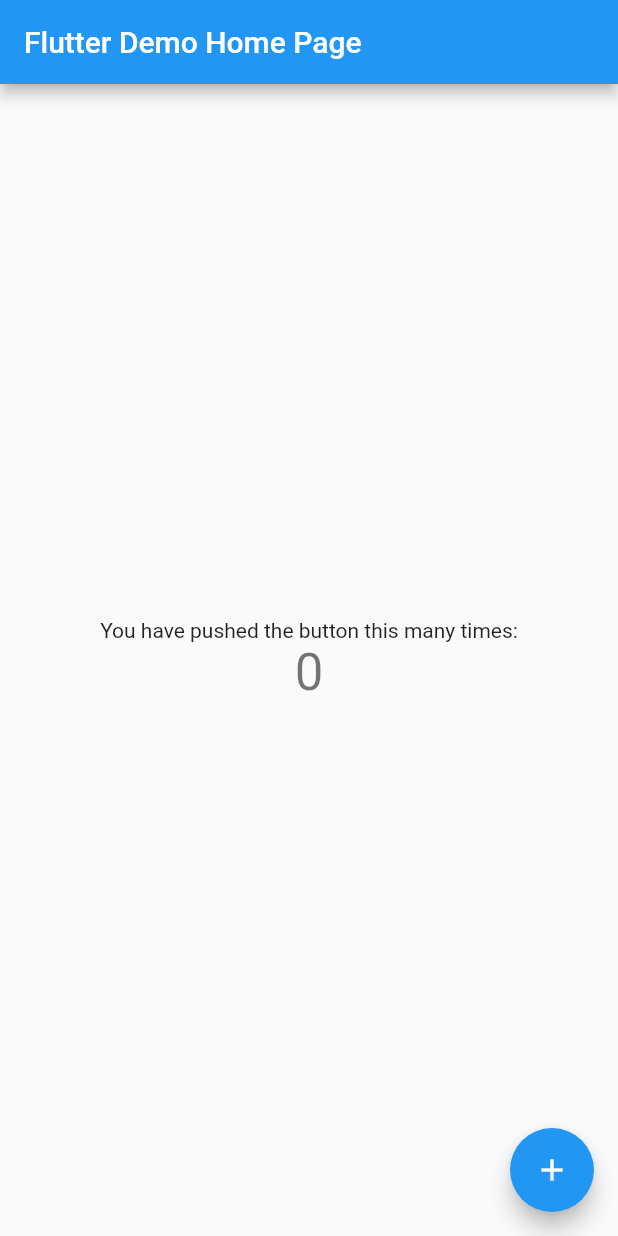
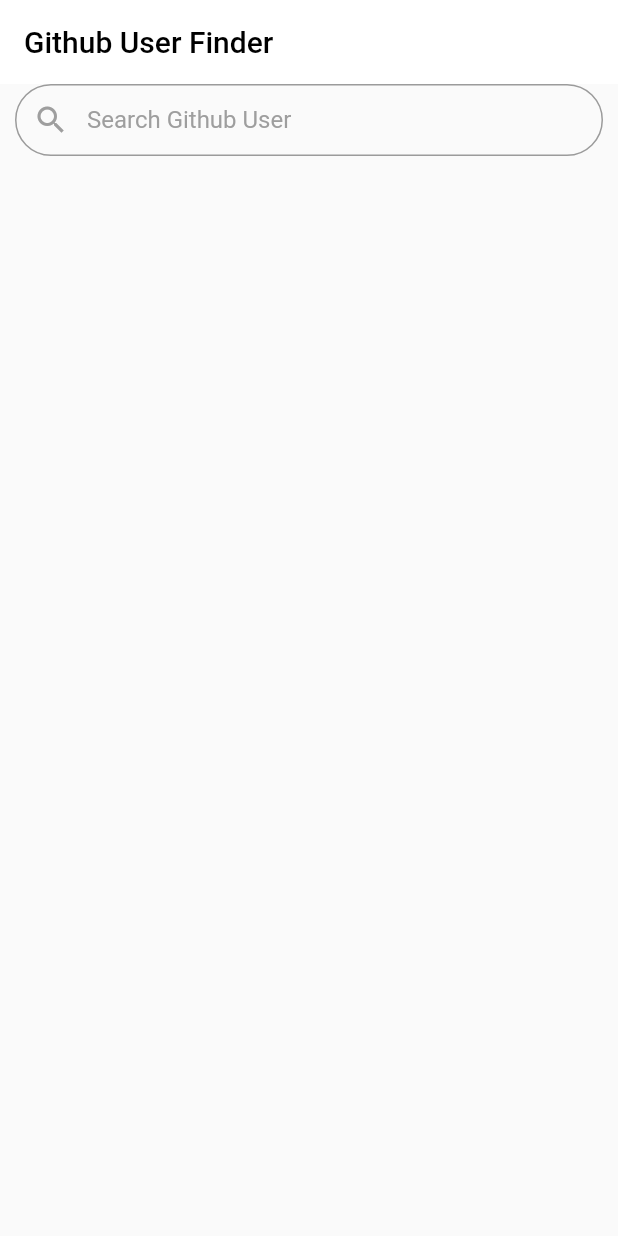
Before and after one commit to adeputraprimasuhendri/flutter-github-search, a Flutter app: the screen it shows after launch, on a phone screen of 412 x 824 dp. Run offline on Flutter 3.47's test engine with Material 2 defaults, Android fonts, the phone set to English and light mode, and no system bars; our stand-ins replace dio.

Commit message:
Add Model, Provider, Screen, Widget, Service

```diff
--- a/lib/main.dart
+++ b/lib/main.dart
@@ -1,113 +1,24 @@
 import 'package:flutter/material.dart';
+import 'package:flutter_github_search/providers/search_provider.dart';
+import 'package:flutter_github_search/screens/search_screen.dart';
+import 'package:provider/provider.dart';
 
 void main() {
   runApp(MyApp());
 }
 
 class MyApp extends StatelessWidget {
-  // This widget is the root of your application.
   @override
   Widget build(BuildContext context) {
     return MaterialApp(
-      title: 'Flutter Demo',
-      theme: ThemeData(
-        // This is the theme of your application.
-        //
-        // Try running your application with "flutter run". You'll see the
-        // application has a blue toolbar. Then, without quitting the app, try
-        // changing the primarySwatch below to Colors.green and then invoke
-        // "hot reload" (press "r" in the console where you ran "flutter run",
-        // or simply save your changes to "hot reload" in a Flutter IDE).
-        // Notice that the counter didn't reset back to zero; the application
-        // is not restarted.
-        primarySwatch: Colors.blue,
-      ),
-      home: MyHomePage(title: 'Flutter Demo Home Page'),
+      debugShowCheckedModeBanner: false,
+      initialRoute: HomeScreen.route,
+      routes: {
+        HomeScreen.route: (context) => ChangeNotifierProvider<SearchProvider>(
+              create: (context) => SearchProvider(),
+              child: HomeScreen(),
+            ),
+      },
     );
   }
 }
-
-class MyHomePage extends StatefulWidget {
-  MyHomePage({Key key, this.title}) : super(key: key);
-
-  // This widget is the home page of your application. It is stateful, meaning
-  // that it has a State object (defined below) that contains fields that affect
-  // how it looks.
-
-  // This class is the configuration for the state. It holds the values (in this
-  // case the title) provided by the parent (in this case the App widget) and
-  // used by the build method of the State. Fields in a Widget subclass are
-  // always marked "final".
-
-  final String title;
-
-  @override
-  _MyHomePageState createState() => _MyHomePageState();
-}
-
-class _MyHomePageState extends State<MyHomePage> {
-  int _counter = 0;
-
-  void _incrementCounter() {
-    setState(() {
-      // This call to setState tells the Flutter framework that something has
-      // changed in this State, which causes it to rerun the build method below
-      // so that the display can reflect the updated values. If we changed
-      // _counter without calling setState(), then the build method would not be
-      // called again, and so nothing would appear to happen.
-      _counter++;
-    });
-  }
-
-  @override
-  Widget build(BuildContext context) {
-    // This method is rerun every time setState is called, for instance as done
-    // by the _incrementCounter method above.
-    //
-    // The Flutter framework has been optimized to make rerunning build methods
-    // fast, so that you can just rebuild anything that needs updating rather
-    // than having to individually change instances of widgets.
-    return Scaffold(
-      appBar: AppBar(
-        // Here we take the value from the MyHomePage object that was created by
-        // the App.build method, and use it to set our appbar title.
-        title: Text(widget.title),
-      ),
-      body: Center(
-        // Center is a layout widget. It takes a single child and positions it
-        // in the middle of the parent.
-        child: Column(
-          // Column is also a layout widget. It takes a list of children and
-          // arranges them vertically. By default, it sizes itself to fit its
-          // children horizontally, and tries to be as tall as its parent.
-          //
-          // Invoke "debug painting" (press "p" in the console, choose the
-          // "Toggle Debug Paint" action from the Flutter Inspector in Android
-          // Studio, or the "Toggle Debug Paint" command in Visual Studio Code)
-          // to see the wireframe for each widget.
-          //
-          // Column has various properties to control how it sizes itself and
-          // how it positions its children. Here we use mainAxisAlignment to
-          // center the children vertically; the main axis here is the vertical
-          // axis because Columns are vertical (the cross axis would be
-          // horizontal).
-          mainAxisAlignment: MainAxisAlignment.center,
-          children: <Widget>[
-            Text(
-              'You have pushed the button this many times:',
-            ),
-            Text(
-              '$_counter',
-              style: Theme.of(context).textTheme.headline4,
-            ),
-          ],
-        ),
-      ),
-      floatingActionButton: FloatingActionButton(
-        onPressed: _incrementCounter,
-        tooltip: 'Increment',
-        child: Icon(Icons.add),
-      ), // This trailing comma makes auto-formatting nicer for build methods.
-    );
-  }
-}
--- /dev/null
+++ b/lib/providers/search_provider.dart
@@ -0,0 +1,20 @@
+import 'package:flutter/cupertino.dart';
+import 'package:flutter_github_search/models/search_model.dart';
+import 'package:flutter_github_search/services/search_service.dart';
+
+class SearchProvider extends ChangeNotifier {
+  final TextEditingController textsearch = new TextEditingController();
+  final SearchService _searchservice = SearchService();
+  SearchModel result;
+  bool loading = false;
+
+  Search() async {
+    result = null;
+    loading = true;
+    notifyListeners();
+    result = await _searchservice.searchUser(
+        username: textsearch.text, per_page: "20");
+    loading = false;
+    notifyListeners();
+  }
+}
--- /dev/null
+++ b/lib/screens/search_screen.dart
@@ -0,0 +1,67 @@
+import 'package:flutter/cupertino.dart';
+import 'package:flutter/material.dart';
+import 'package:flutter_github_search/providers/search_provider.dart';
+import 'package:flutter_github_search/widgets/list_search.dart';
+import 'package:flutter_github_search/widgets/text_search.dart';
+import 'package:provider/provider.dart';
+
+class HomeScreen extends StatefulWidget {
+  static const String route = 'searchScreen';
+  @override
+  _HomeScreenState createState() => _HomeScreenState();
+}
+
+class _HomeScreenState extends State<HomeScreen> {
+  @override
+  Widget build(BuildContext context) {
+    final provider = Provider.of<SearchProvider>(context, listen: true);
+    return Scaffold(
+      appBar: AppBar(
+        title: Text(
+          'Github User Finder',
+          style: TextStyle(
+            color: Colors.black,
+          ),
+        ),
+        backgroundColor: Colors.white,
+        elevation: 0,
+      ),
+      body: SafeArea(
+        child: Container(
+          padding: EdgeInsets.symmetric(
+            horizontal: 10,
+          ),
+          child: Stack(
+            children: [
+              CustomScrollView(
+                slivers: [
+                  SliverToBoxAdapter(
+                    child: TextSearch(
+                      controller: provider.textsearch,
+                      action: (value) => provider.Search(),
+                    ),
+                  ),
+                  Consumer<SearchProvider>(builder: (context, provider, _) {
+                    return ListSearch(
+                      result: provider.result,
+                    );
+                  }),
+                ],
+              ),
+              Consumer<SearchProvider>(builder: (context, provider, _) {
+                return provider.loading
+                    ? Padding(
+                        padding: const EdgeInsets.all(18.0),
+                        child: Center(
+                          child: CircularProgressIndicator(),
+                        ),
+                      )
+                    : Container();
+              })
+            ],
+          ),
+        ),
+      ),
+    );
+  }
+}
--- /dev/null
+++ b/lib/widgets/text_search.dart
@@ -0,0 +1,42 @@
+import 'package:flutter/material.dart';
+
+class TextSearch extends StatelessWidget {
+  final controller;
+  final action;
+  final validator;
+
+  const TextSearch({Key key, this.controller, this.action, this.validator})
+      : super(key: key);
+
+  @override
+  Widget build(BuildContext context) {
+    return TextFormField(
+      onFieldSubmitted: action,
+      controller: controller,
+      textInputAction: TextInputAction.search,
+      decoration: InputDecoration(
+        hintText: 'Search Github User',
+        hintStyle: TextStyle(
+          color: Colors.grey[500],
+        ),
+        prefixIcon: Padding(
+          padding: EdgeInsets.all(0.0),
+          child: Icon(
+            Icons.search,
+            color: Colors.grey,
+          ),
+        ),
+        contentPadding: EdgeInsets.symmetric(
+          vertical: 10,
+          horizontal: 18,
+        ),
+        border: OutlineInputBorder(
+          borderRadius: BorderRadius.circular(30),
+          borderSide: BorderSide(
+            color: Color(0xFF1A714B),
+          ),
+        ),
+      ),
+    );
+  }
+}
--- a/pubspec.yaml
+++ b/pubspec.yaml
@@ -28,6 +28,8 @@ dependencies:
   # The following adds the Cupertino Icons font to your application.
   # Use with the CupertinoIcons class for iOS style icons.
   cupertino_icons: ^1.0.2
+  dio: ^4.0.0
+  provider: ^5.0.0
 
 dev_dependencies:
   flutter_test:
```
Also changed, not shown: lib/models/search_model.dart (added, +117 -0 lines), lib/services/search_service.dart (added, +17 -0 lines), lib/widgets/list_search.dart (added, +26 -0 lines), pubspec.lock.
